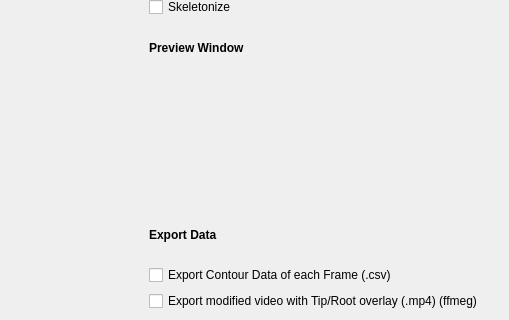
The window that form.ui (prajwaltr93/Image-Processing-Util) describes before a commit, drawn with Qt 5; both pictures show x 668 to 1177 and y 310 to 630 of the 1177 by 714 pixel window.
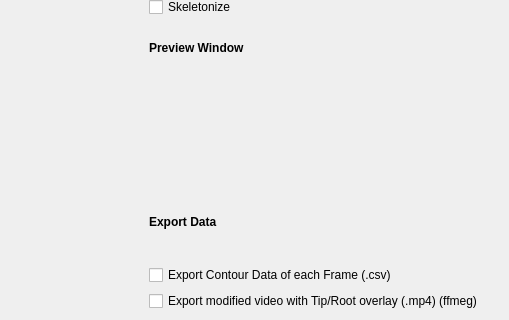
The same window after the commit.

```diff
--- a/form.ui
+++ b/form.ui
@@ -260,6 +260,12 @@
              <height>100</height>
             </size>
            </property>
+           <property name="maximumSize">
+            <size>
+             <width>100000</width>
+             <height>100</height>
+            </size>
+           </property>
           </widget>
          </item>
         </layout>
```
Left out of the diff: 14 changed lines with no effect on the pictures.
